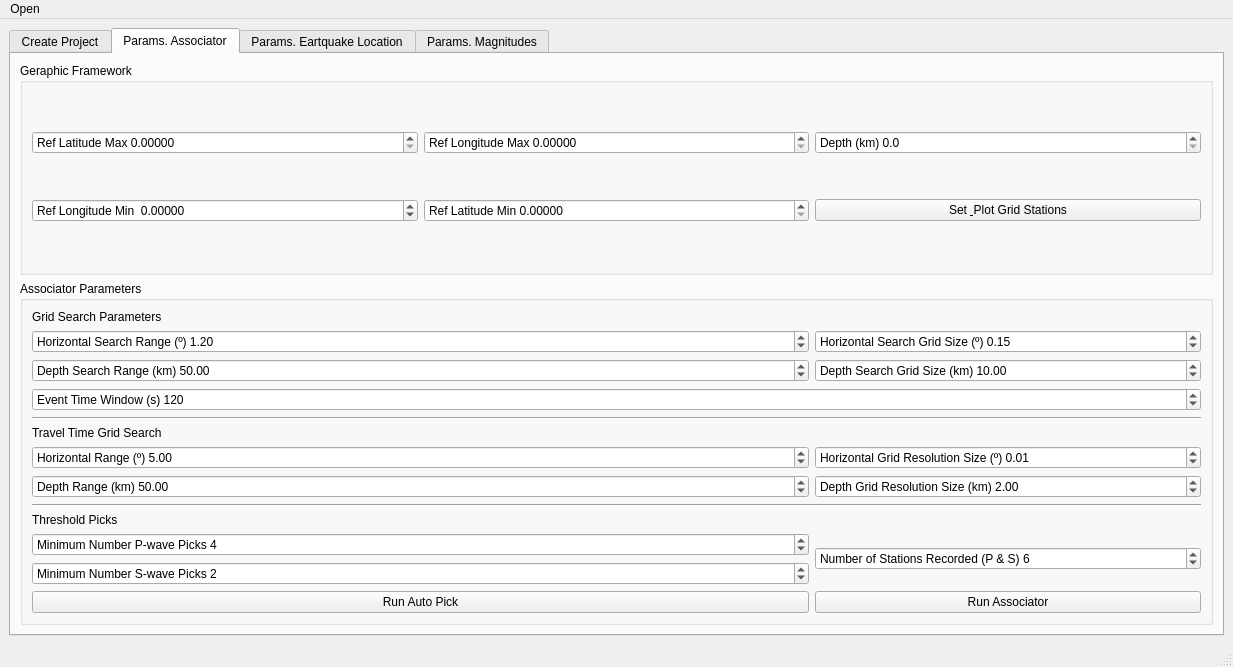
The window that loc_flow_isp/resources/designer_uis/loc_flow.ui (rcabdia/SurfQuake) describes before a commit, drawn with Qt 5.
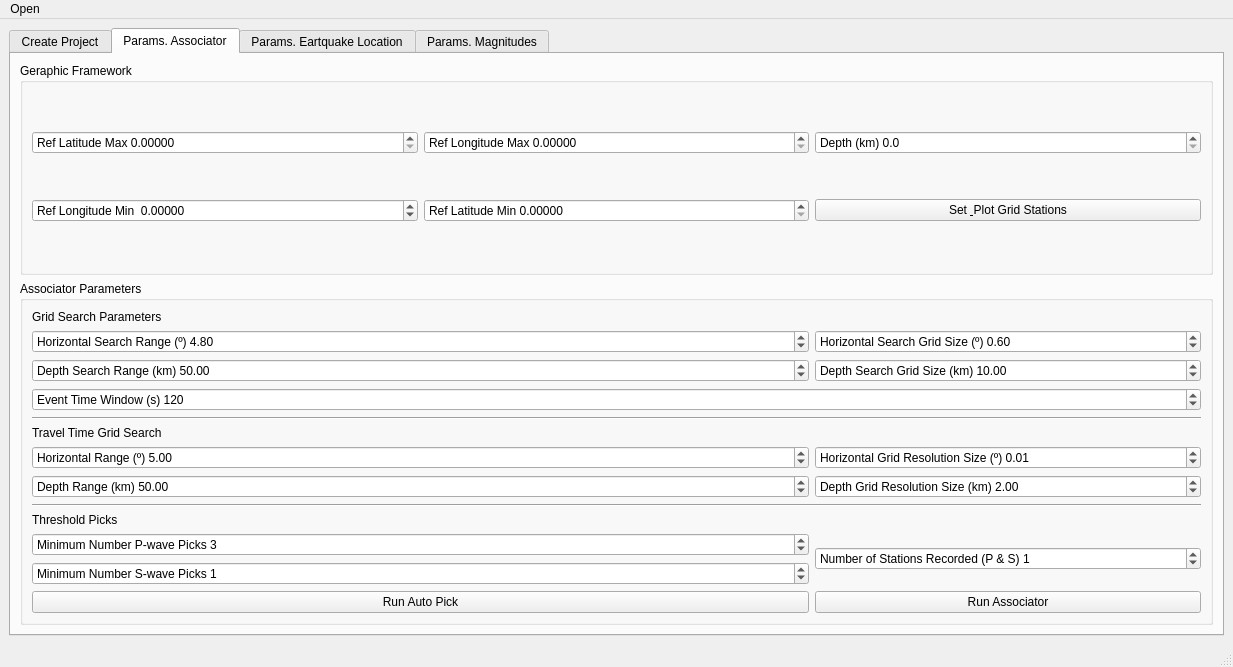
The same window after the commit.

Commit message: Cristina: added description for REAL parameters in GUI

```diff
--- a/loc_flow_isp/resources/designer_uis/loc_flow.ui
+++ b/loc_flow_isp/resources/designer_uis/loc_flow.ui
@@ -295,7 +295,7 @@
               <string>Minimum Number S-wave Picks </string>
              </property>
              <property name="value">
-              <number>2</number>
+              <number>1</number>
              </property>
             </widget>
            </item>
@@ -318,7 +318,7 @@
               <double>0.100000000000000</double>
              </property>
              <property name="value">
-              <double>1.200000000000000</double>
+              <double>4.800000000000000</double>
              </property>
             </widget>
            </item>
@@ -334,7 +334,7 @@
               <double>0.100000000000000</double>
              </property>
              <property name="value">
-              <double>0.150000000000000</double>
+              <double>0.600000000000000</double>
              </property>
             </widget>
            </item>
@@ -363,7 +363,7 @@
               <string>Minimum Number P-wave Picks </string>
              </property>
              <property name="value">
-              <number>4</number>
+              <number>3</number>
              </property>
             </widget>
            </item>
@@ -383,7 +383,7 @@
               <string>Number of Stations Recorded (P &amp; S) </string>
              </property>
              <property name="value">
-              <number>6</number>
+              <number>1</number>
              </property>
             </widget>
            </item>
```
Left out of the diff: 38 changed lines with no effect on the pictures.
